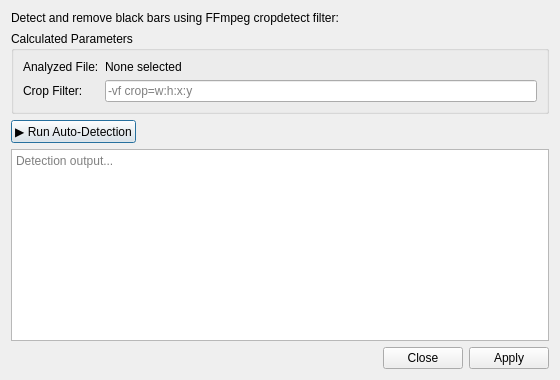
The window that ui/crop_dialog.ui (Arean82/FFmpeg-Modular-Batch-GUI) describes before a commit, drawn with Qt 5.
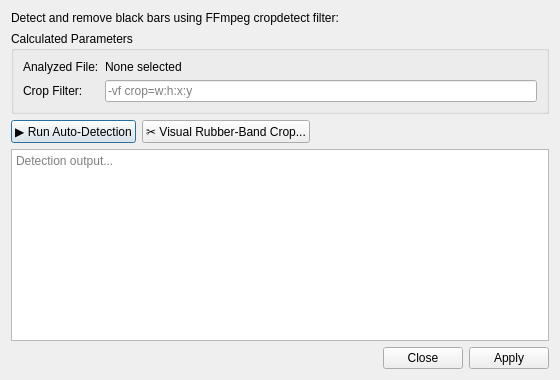
The same window after the commit.

Patch:
```diff
--- a/ui/crop_dialog.ui
+++ b/ui/crop_dialog.ui
@@ -67,6 +67,13 @@
        </property>
       </widget>
      </item>
+     <item>
+      <widget class="QPushButton" name="btnInteractiveCrop">
+       <property name="text">
+        <string>✂ Visual Rubber-Band Crop...</string>
+       </property>
+      </widget>
+     </item>
      <item>
       <spacer name="cropSpacer">
        <property name="orientation">
```
